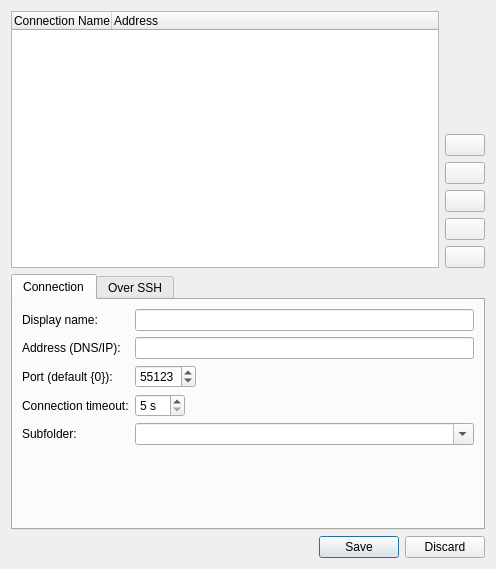
This is ui_dev/revpiplclist.ui in naruxde/revpicommander as Qt 5 draws it before an edit. The edited form follows.
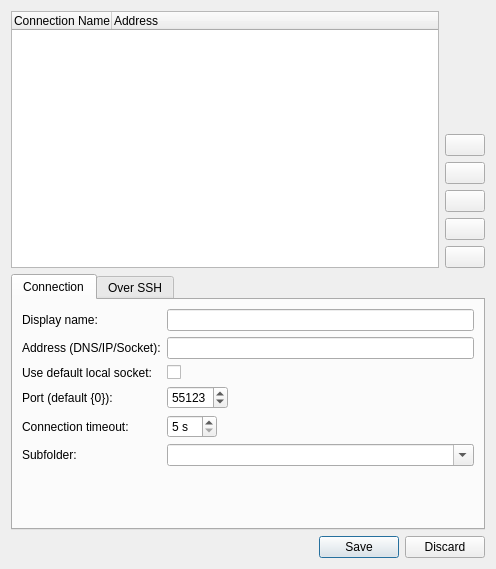
This is the edited form. Icons and pictures are not drawn.

Commit message:
feat: Add support for default local socket in connection settings
Introduces a checkbox to toggle the use of the default local Unix socket
for XML-RPC connections. Updates UI layout and enables dynamic state
handling for related fields, such as address and port, based on socket
usage. Ensures proper state synchronization and settings persistence.

Patch:
```diff
--- a/ui_dev/revpiplclist.ui
+++ b/ui_dev/revpiplclist.ui
@@ -37,21 +37,21 @@
        <item row="1" column="0">
         <widget class="QLabel" name="lbl_address">
          <property name="text">
-          <string>Address (DNS/IP):</string>
+          <string>Address (DNS/IP/Socket):</string>
          </property>
         </widget>
        </item>
        <item row="1" column="1">
         <widget class="QLineEdit" name="txt_address"/>
        </item>
-       <item row="2" column="0">
+       <item row="3" column="0">
         <widget class="QLabel" name="lbl_port">
          <property name="text">
           <string>Port (default {0}):</string>
          </property>
         </widget>
        </item>
-       <item row="2" column="1">
+       <item row="3" column="1">
         <widget class="QSpinBox" name="sbx_port">
          <property name="sizePolicy">
           <sizepolicy hsizetype="Maximum" vsizetype="Fixed">
@@ -70,14 +70,14 @@
          </property>
         </widget>
        </item>
-       <item row="3" column="0">
+       <item row="4" column="0">
         <widget class="QLabel" name="lbl_timeout">
          <property name="text">
           <string>Connection timeout:</string>
          </property>
         </widget>
        </item>
-       <item row="3" column="1">
+       <item row="4" column="1">
         <widget class="QSpinBox" name="sbx_timeout">
          <property name="sizePolicy">
           <sizepolicy hsizetype="Maximum" vsizetype="Fixed">
@@ -96,14 +96,14 @@
          </property>
         </widget>
        </item>
-       <item row="4" column="0">
+       <item row="5" column="0">
         <widget class="QLabel" name="lbl_folder">
          <property name="text">
           <string>Subfolder:</string>
          </property>
         </widget>
        </item>
-       <item row="4" column="1">
+       <item row="5" column="1">
         <widget class="QComboBox" name="cbb_folder">
          <property name="editable">
           <bool>true</bool>
@@ -118,6 +118,16 @@
          </item>
         </widget>
        </item>
+       <item row="2" column="0">
+        <widget class="QLabel" name="lbl_local_socket">
+         <property name="text">
+          <string>Use default local socket:</string>
+         </property>
+        </widget>
+       </item>
+       <item row="2" column="1">
+        <widget class="QCheckBox" name="cbx_local_socket"/>
+       </item>
       </layout>
      </widget>
      <widget class="QWidget" name="tab_ssh">
```
The commit also changes 3 other files.
